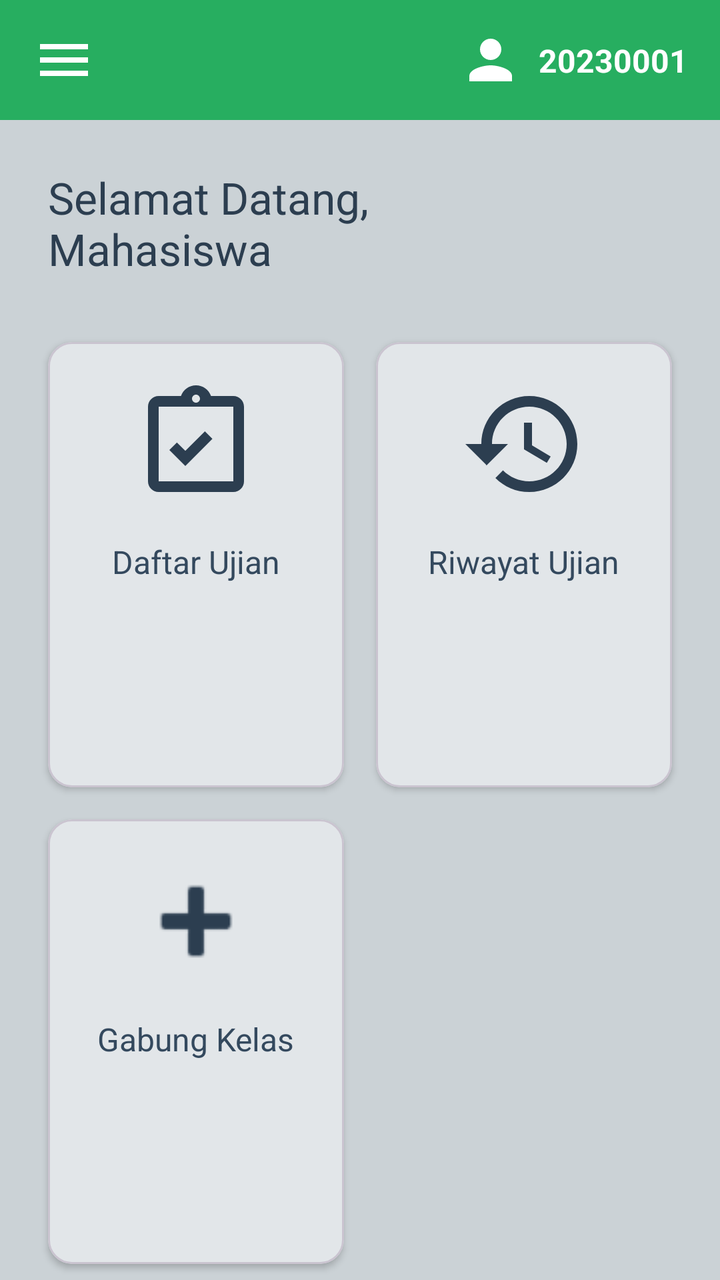
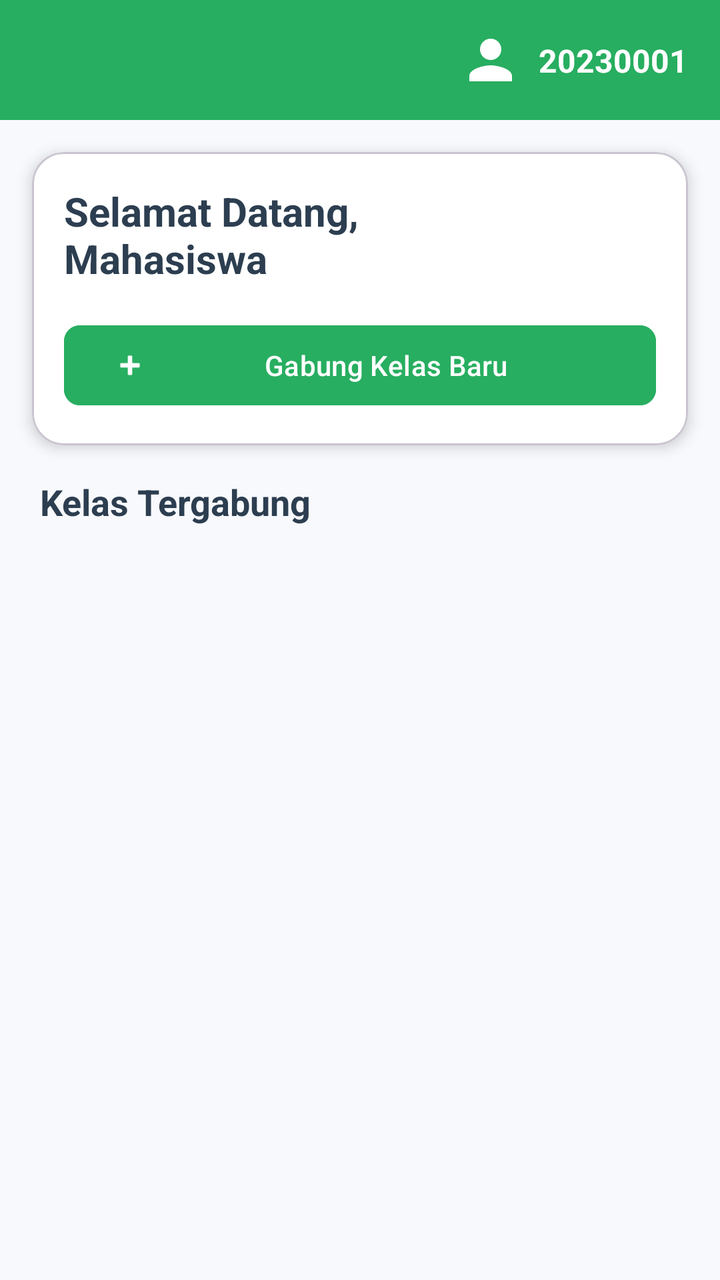

An Android layout rendered at two revisions. The XML below is the earlier revision; the diff shows what the commit changed to produce the second picture.
<!-- AndroidManifest.xml: application theme Theme.IFUnjaniExam -->
<!-- res/layout/activity_dashboard_mahasiswa.xml -->
<?xml version="1.0" encoding="utf-8"?>
<androidx.constraintlayout.widget.ConstraintLayout xmlns:android="http://schemas.android.com/apk/res/android"
    xmlns:app="http://schemas.android.com/apk/res-auto"
    xmlns:tools="http://schemas.android.com/tools"
    android:layout_width="match_parent"
    android:layout_height="match_parent"
    android:background="#cbd2d6"
    tools:context=".MahasiswaDashboardActivity">

    
    <androidx.constraintlayout.widget.ConstraintLayout
        android:id="@+id/topBar"
        android:layout_width="match_parent"
        android:layout_height="60dp"
        android:background="#27ae60"
        app:layout_constraintTop_toTopOf="parent">

        <ImageView
            android:id="@+id/ivMenu"
            android:layout_width="32dp"
            android:layout_height="32dp"
            android:layout_marginStart="16dp"
            android:src="@drawable/ic_menu"
            app:layout_constraintBottom_toBottomOf="parent"
            app:layout_constraintStart_toStartOf="parent"
            app:layout_constraintTop_toTopOf="parent"
            android:contentDescription="Menu" />

        <TextView
            android:id="@+id/tvNimHeader"
            android:layout_width="wrap_content"
            android:layout_height="wrap_content"
            android:layout_marginEnd="16dp"
            android:text="20230001"
            android:textColor="@android:color/white"
            android:textSize="16sp"
            android:textStyle="bold"
            app:layout_constraintBottom_toBottomOf="parent"
            app:layout_constraintEnd_toEndOf="parent"
            app:layout_constraintTop_toTopOf="parent" />

        <ImageView
            android:id="@+id/ivPerson"
            android:layout_width="32dp"
            android:layout_height="32dp"
            android:layout_marginEnd="8dp"
            android:background="@drawable/ic_person"
            app:layout_constraintBottom_toBottomOf="parent"
            app:layout_constraintEnd_toStartOf="@+id/tvNimHeader"
            app:layout_constraintTop_toTopOf="parent"
            android:contentDescription="Profile" />
    </androidx.constraintlayout.widget.ConstraintLayout>

    
    <TextView
        android:id="@+id/tvWelcome"
        android:layout_width="0dp"
        android:layout_height="wrap_content"
        android:layout_margin="24dp"
        android:text="Selamat Datang,\nMahasiswa"
        android:textColor="#2c3e50"
        android:textSize="22sp"
        android:textStyle="normal"
        app:layout_constraintEnd_toEndOf="parent"
        app:layout_constraintStart_toStartOf="parent"
        app:layout_constraintTop_toBottomOf="@+id/topBar" />

    
    <GridLayout
        android:layout_width="match_parent"
        android:layout_height="0dp"
        android:layout_marginHorizontal="16dp"
        android:layout_marginTop="24dp"
        android:columnCount="2"
        android:rowCount="3"
        app:layout_constraintBottom_toBottomOf="parent"
        app:layout_constraintTop_toBottomOf="@+id/tvWelcome">

        
        <com.google.android.material.card.MaterialCardView
            android:id="@+id/cardDaftarUjian"
            android:layout_width="0dp"
            android:layout_height="wrap_content"
            android:layout_rowWeight="1"
            android:layout_columnWeight="1"
            android:layout_margin="8dp"
            app:cardBackgroundColor="#e2e6e9"
            app:cardCornerRadius="12dp"
            app:cardElevation="2dp">

            <LinearLayout
                android:layout_width="match_parent"
                android:layout_height="140dp"
                android:gravity="center"
                android:orientation="vertical"
                android:padding="16dp">

                <ImageView
                    android:layout_width="64dp"
                    android:layout_height="64dp"
                    android:src="@drawable/ic_assignment" />

                <TextView
                    android:layout_width="wrap_content"
                    android:layout_height="wrap_content"
                    android:layout_marginTop="16dp"
                    android:text="Daftar Ujian"
                    android:textColor="#34495e"
                    android:textSize="16sp" />
            </LinearLayout>
        </com.google.android.material.card.MaterialCardView>

        
        <com.google.android.material.card.MaterialCardView
            android:id="@+id/cardRiwayatUjian"
            android:layout_width="0dp"
            android:layout_height="wrap_content"
            android:layout_rowWeight="1"
            android:layout_columnWeight="1"
            android:layout_margin="8dp"
            app:cardBackgroundColor="#e2e6e9"
            app:cardCornerRadius="12dp"
            app:cardElevation="2dp">

            <LinearLayout
                android:layout_width="match_parent"
                android:layout_height="140dp"
                android:gravity="center"
                android:orientation="vertical"
                android:padding="16dp">

                <ImageView
                    android:layout_width="64dp"
                    android:layout_height="64dp"
                    android:src="@drawable/ic_history" />

                <TextView
                    android:layout_width="wrap_content"
                    android:layout_height="wrap_content"
                    android:layout_marginTop="16dp"
                    android:text="Riwayat Ujian"
                    android:textColor="#34495e"
                    android:textSize="16sp" />
            </LinearLayout>
        </com.google.android.material.card.MaterialCardView>

        
        <com.google.android.material.card.MaterialCardView
            android:id="@+id/cardGabungKelas"
            android:layout_width="0dp"
            android:layout_height="wrap_content"
            android:layout_rowWeight="1"
            android:layout_columnWeight="1"
            android:layout_margin="8dp"
            app:cardBackgroundColor="#e2e6e9"
            app:cardCornerRadius="12dp"
            app:cardElevation="2dp">

            <LinearLayout
                android:layout_width="match_parent"
                android:layout_height="140dp"
                android:gravity="center"
                android:orientation="vertical"
                android:padding="16dp">

                <ImageView
                    android:layout_width="64dp"
                    android:layout_height="64dp"
                    android:src="@android:drawable/ic_input_add"
                    app:tint="#2c3e50" />

                <TextView
                    android:layout_width="wrap_content"
                    android:layout_height="wrap_content"
                    android:layout_marginTop="16dp"
                    android:text="Gabung Kelas"
                    android:textColor="#34495e"
                    android:textSize="16sp" />
            </LinearLayout>
        </com.google.android.material.card.MaterialCardView>

    </GridLayout>

</androidx.constraintlayout.widget.ConstraintLayout>
<!-- resources referenced by this layout -->
<resources>
  <!-- drawable ic_assignment (drawable) -->
  <vector xmlns:android="http://schemas.android.com/apk/res/android"
      android:width="48dp"
      android:height="48dp"
      android:viewportWidth="24"
      android:viewportHeight="24"
      android:tint="#2c3e50">
    <path
        android:fillColor="#FF000000"
        android:pathData="M19,3h-4.18C14.4,1.84 13.3,1 12,1S9.6,1.84 9.18,3H5C3.9,3 3,3.9 3,5v14c0,1.1 0.9,2 2,2h14c1.1,0 2,-0.9 2,-2V5C21,3.9 20.1,3 19,3zM12,2.75c0.41,0 0.75,0.34 0.75,0.75S12.41,4.25 12,4.25s-0.75,-0.34 -0.75,-0.75S11.59,2.75 12,2.75zM19,19H5V5h14V19zM15.08,11.03l-1.41,-1.41l-3.67,3.67l-1.58,-1.58l-1.42,1.41l3,3L15.08,11.03z"/>
  </vector>
  <!-- drawable ic_history (drawable) -->
  <vector xmlns:android="http://schemas.android.com/apk/res/android"
      android:width="48dp"
      android:height="48dp"
      android:viewportWidth="24"
      android:viewportHeight="24"
      android:tint="#2c3e50">
    <path
        android:fillColor="#FF000000"
        android:pathData="M13,3c-4.97,0 -9,4.03 -9,9H1l3.89,3.89l0.07,0.14L9,12H6c0,-3.87 3.13,-7 7,-7s7,3.13 7,7s-3.13,7 -7,7c-1.93,0 -3.68,-0.79 -4.94,-2.06l-1.42,1.42C8.27,19.99 10.51,21 13,21c4.97,0 9,-4.03 9,-9S17.97,3 13,3zm-1,5v5l4.28,2.54l0.72,-1.21l-3.5,-2.08V8H12z"/>
  </vector>
  <!-- drawable ic_menu (drawable) -->
  <vector xmlns:android="http://schemas.android.com/apk/res/android"
      android:width="24dp"
      android:height="24dp"
      android:viewportWidth="24"
      android:viewportHeight="24"
      android:tint="#FFFFFF">
    <path
        android:fillColor="#FF000000"
        android:pathData="M3,18h18v-2H3v2zm0,-5h18v-2H3v2zm0,-7v2h18V6H3z"/>
  </vector>
  <!-- drawable ic_person (drawable) -->
  <vector xmlns:android="http://schemas.android.com/apk/res/android"
      android:width="24dp"
      android:height="24dp"
      android:viewportWidth="24"
      android:viewportHeight="24"
      android:tint="#FFFFFF">
    <path
        android:fillColor="#FF000000"
        android:pathData="M12,12c2.21,0 4,-1.79 4,-4s-1.79,-4 -4,-4 -4,1.79 -4,4 1.79,4 4,4zm0,2c-2.67,0 -8,1.34 -8,4v2h16v-2c0,-2.66 -5.33,-4 -8,-4z"/>
  </vector>
  <style name="Theme.IFUnjaniExam" parent="Base.Theme.IFUnjaniExam" />
  <style name="Base.Theme.IFUnjaniExam" parent="Theme.Material3.DayNight.NoActionBar">
          
          
      </style>
</resources>

<!-- the commit's change to res/layout/activity_dashboard_mahasiswa.xml (unified diff, before → after) -->
@@ -4,7 +4,7 @@
     xmlns:tools="http://schemas.android.com/tools"
     android:layout_width="match_parent"
     android:layout_height="match_parent"
-    android:background="#cbd2d6"
+    android:background="#f8f9fc"
     tools:context=".MahasiswaDashboardActivity">
 
     
@@ -14,17 +14,6 @@
         android:layout_height="60dp"
         android:background="#27ae60"
         app:layout_constraintTop_toTopOf="parent">
-
-        <ImageView
-            android:id="@+id/ivMenu"
-            android:layout_width="32dp"
-            android:layout_height="32dp"
-            android:layout_marginStart="16dp"
-            android:src="@drawable/ic_menu"
-            app:layout_constraintBottom_toBottomOf="parent"
-            app:layout_constraintStart_toStartOf="parent"
-            app:layout_constraintTop_toTopOf="parent"
-            android:contentDescription="Menu" />
 
         <TextView
             android:id="@+id/tvNimHeader"
@@ -52,133 +41,96 @@
     </androidx.constraintlayout.widget.ConstraintLayout>
 
     
+    <com.google.android.material.card.MaterialCardView
+        android:id="@+id/cardWelcome"
+        android:layout_width="match_parent"
+        android:layout_height="wrap_content"
+        android:layout_margin="16dp"
+        app:cardCornerRadius="16dp"
+        app:cardElevation="4dp"
+        app:cardBackgroundColor="@android:color/white"
+        app:layout_constraintTop_toBottomOf="@+id/topBar">
+
+        <LinearLayout
+            android:layout_width="match_parent"
+            android:layout_height="wrap_content"
+            android:orientation="vertical"
+            android:padding="16dp">
+
+            <TextView
+                android:id="@+id/tvWelcome"
+                android:layout_width="wrap_content"
+                android:layout_height="wrap_content"
+                android:text="Selamat Datang,\nMahasiswa"
+                android:textColor="#2c3e50"
+                android:textSize="20sp"
+                android:textStyle="bold" />
+
+            <com.google.android.material.button.MaterialButton
+                android:id="@+id/btnGabungKelas"
+                android:layout_width="match_parent"
+                android:layout_height="wrap_content"
+                android:layout_marginTop="16dp"
+                android:text="Gabung Kelas Baru"
+                android:textColor="@android:color/white"
+                android:backgroundTint="#27ae60"
+                app:icon="@android:drawable/ic_input_add"
+                app:iconTint="@android:color/white"
+                app:cornerRadius="8dp" />
+        </LinearLayout>
+    </com.google.android.material.card.MaterialCardView>
+
+    
     <TextView
-        android:id="@+id/tvWelcome"
+        android:id="@+id/tvSectionHeader"
+        android:layout_width="wrap_content"
+        android:layout_height="wrap_content"
+        android:layout_marginStart="20dp"
+        android:layout_marginTop="16dp"
+        android:text="Kelas Tergabung"
+        android:textColor="#2c3e50"
+        android:textSize="18sp"
+        android:textStyle="bold"
+        app:layout_constraintStart_toStartOf="parent"
+        app:layout_constraintTop_toBottomOf="@+id/cardWelcome" />
+
+    
+    <androidx.recyclerview.widget.RecyclerView
+        android:id="@+id/rvKelas"
+        android:layout_width="match_parent"
+        android:layout_height="0dp"
+        android:layout_marginHorizontal="12dp"
+        android:layout_marginTop="8dp"
+        android:clipToPadding="false"
+        android:paddingBottom="16dp"
+        app:layout_constraintBottom_toBottomOf="parent"
+        app:layout_constraintTop_toBottomOf="@+id/tvSectionHeader" />
+
+    
+    <TextView
+        android:id="@+id/tvEmptyClasses"
         android:layout_width="0dp"
         android:layout_height="wrap_content"
-        android:layout_margin="24dp"
-        android:text="Selamat Datang,\nMahasiswa"
-        android:textColor="#2c3e50"
-        android:textSize="22sp"
-        android:textStyle="normal"
+        android:layout_margin="32dp"
+        android:gravity="center"
+        android:text="Anda belum bergabung di kelas mana pun.\nSilakan klik tombol Gabung Kelas Baru di atas."
+        android:textColor="#7f8c8d"
+        android:textSize="15sp"
+        android:visibility="gone"
+        app:layout_constraintBottom_toBottomOf="parent"
         app:layout_constraintEnd_toEndOf="parent"
         app:layout_constraintStart_toStartOf="parent"
-        app:layout_constraintTop_toBottomOf="@+id/topBar" />
+        app:layout_constraintTop_toBottomOf="@+id/tvSectionHeader" />
 
     
-    <GridLayout
-        android:layout_width="match_parent"
-        android:layout_height="0dp"
-        android:layout_marginHorizontal="16dp"
-        android:layout_marginTop="24dp"
-        android:columnCount="2"
-        android:rowCount="3"
+    <ProgressBar
+        android:id="@+id/progressBar"
+        android:layout_width="wrap_content"
+        android:layout_height="wrap_content"
+        android:visibility="gone"
         app:layout_constraintBottom_toBottomOf="parent"
-        app:layout_constraintTop_toBottomOf="@+id/tvWelcome">
-
-        
-        <com.google.android.material.card.MaterialCardView
-            android:id="@+id/cardDaftarUjian"
-            android:layout_width="0dp"
-            android:layout_height="wrap_content"
-            android:layout_rowWeight="1"
-            android:layout_columnWeight="1"
-            android:layout_margin="8dp"
-            app:cardBackgroundColor="#e2e6e9"
-            app:cardCornerRadius="12dp"
-            app:cardElevation="2dp">
-
-            <LinearLayout
-                android:layout_width="match_parent"
-                android:layout_height="140dp"
-                android:gravity="center"
-                android:orientation="vertical"
-                android:padding="16dp">
-
-                <ImageView
-                    android:layout_width="64dp"
-                    android:layout_height="64dp"
-                    android:src="@drawable/ic_assignment" />
-
-                <TextView
-                    android:layout_width="wrap_content"
-                    android:layout_height="wrap_content"
-                    android:layout_marginTop="16dp"
-                    android:text="Daftar Ujian"
-                    android:textColor="#34495e"
-                    android:textSize="16sp" />
-            </LinearLayout>
-        </com.google.android.material.card.MaterialCardView>
-
-        
-        <com.google.android.material.card.MaterialCardView
-            android:id="@+id/cardRiwayatUjian"
-            android:layout_width="0dp"
-            android:layout_height="wrap_content"
-            android:layout_rowWeight="1"
-            android:layout_columnWeight="1"
-            android:layout_margin="8dp"
-            app:cardBackgroundColor="#e2e6e9"
-            app:cardCornerRadius="12dp"
-            app:cardElevation="2dp">
-
-            <LinearLayout
-                android:layout_width="match_parent"
-                android:layout_height="140dp"
-                android:gravity="center"
-                android:orientation="vertical"
-                android:padding="16dp">
-
-                <ImageView
-                    android:layout_width="64dp"
-                    android:layout_height="64dp"
-                    android:src="@drawable/ic_history" />
-
-                <TextView
-                    android:layout_width="wrap_content"
-                    android:layout_height="wrap_content"
-                    android:layout_marginTop="16dp"
-                    android:text="Riwayat Ujian"
-                    android:textColor="#34495e"
-                    android:textSize="16sp" />
-            </LinearLayout>
-        </com.google.android.material.card.MaterialCardView>
-
-        
-        <com.google.android.material.card.MaterialCardView
-            android:id="@+id/cardGabungKelas"
-            android:layout_width="0dp"
-            android:layout_height="wrap_content"
-            android:layout_rowWeight="1"
-            android:layout_columnWeight="1"
-            android:layout_margin="8dp"
-            app:cardBackgroundColor="#e2e6e9"
-            app:cardCornerRadius="12dp"
-            app:cardElevation="2dp">
-
-            <LinearLayout
-                android:layout_width="match_parent"
-                android:layout_height="140dp"
-                android:gravity="center"
-                android:orientation="vertical"
-                android:padding="16dp">
-
-                <ImageView
-                    android:layout_width="64dp"
-                    android:layout_height="64dp"
-                    android:src="@android:drawable/ic_input_add"
-                    app:tint="#2c3e50" />
-
-                <TextView
-                    android:layout_width="wrap_content"
-                    android:layout_height="wrap_content"
-                    android:layout_marginTop="16dp"
-                    android:text="Gabung Kelas"
-                    android:textColor="#34495e"
-                    android:textSize="16sp" />
-            </LinearLayout>
-        </com.google.android.material.card.MaterialCardView>
-
-    </GridLayout>
+        app:layout_constraintEnd_toEndOf="parent"
+        app:layout_constraintStart_toStartOf="parent"
+        app:layout_constraintTop_toBottomOf="@+id/tvSectionHeader" />
 
 </androidx.constraintlayout.widget.ConstraintLayout>
<!-- resource entries referenced after the edit -->
@@ -1,38 +1,5 @@
 <!-- resources referenced by this layout -->
 <resources>
-  <!-- drawable ic_assignment (drawable) -->
-  <vector xmlns:android="http://schemas.android.com/apk/res/android"
-      android:width="48dp"
-      android:height="48dp"
-      android:viewportWidth="24"
-      android:viewportHeight="24"
-      android:tint="#2c3e50">
-    <path
-        android:fillColor="#FF000000"
-        android:pathData="M19,3h-4.18C14.4,1.84 13.3,1 12,1S9.6,1.84 9.18,3H5C3.9,3 3,3.9 3,5v14c0,1.1 0.9,2 2,2h14c1.1,0 2,-0.9 2,-2V5C21,3.9 20.1,3 19,3zM12,2.75c0.41,0 0.75,0.34 0.75,0.75S12.41,4.25 12,4.25s-0.75,-0.34 -0.75,-0.75S11.59,2.75 12,2.75zM19,19H5V5h14V19zM15.08,11.03l-1.41,-1.41l-3.67,3.67l-1.58,-1.58l-1.42,1.41l3,3L15.08,11.03z"/>
-  </vector>
-  <!-- drawable ic_history (drawable) -->
-  <vector xmlns:android="http://schemas.android.com/apk/res/android"
-      android:width="48dp"
-      android:height="48dp"
-      android:viewportWidth="24"
-      android:viewportHeight="24"
-      android:tint="#2c3e50">
-    <path
-        android:fillColor="#FF000000"
-        android:pathData="M13,3c-4.97,0 -9,4.03 -9,9H1l3.89,3.89l0.07,0.14L9,12H6c0,-3.87 3.13,-7 7,-7s7,3.13 7,7s-3.13,7 -7,7c-1.93,0 -3.68,-0.79 -4.94,-2.06l-1.42,1.42C8.27,19.99 10.51,21 13,21c4.97,0 9,-4.03 9,-9S17.97,3 13,3zm-1,5v5l4.28,2.54l0.72,-1.21l-3.5,-2.08V8H12z"/>
-  </vector>
-  <!-- drawable ic_menu (drawable) -->
-  <vector xmlns:android="http://schemas.android.com/apk/res/android"
-      android:width="24dp"
-      android:height="24dp"
-      android:viewportWidth="24"
-      android:viewportHeight="24"
-      android:tint="#FFFFFF">
-    <path
-        android:fillColor="#FF000000"
-        android:pathData="M3,18h18v-2H3v2zm0,-5h18v-2H3v2zm0,-7v2h18V6H3z"/>
-  </vector>
   <!-- drawable ic_person (drawable) -->
   <vector xmlns:android="http://schemas.android.com/apk/res/android"
       android:width="24dp"
